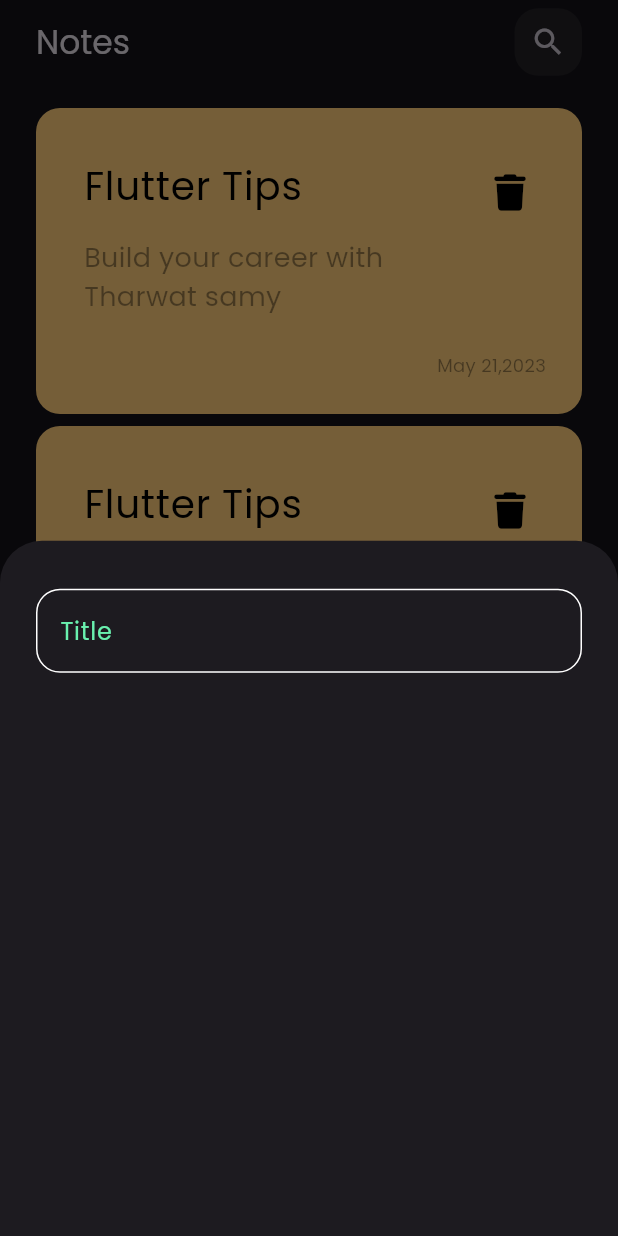
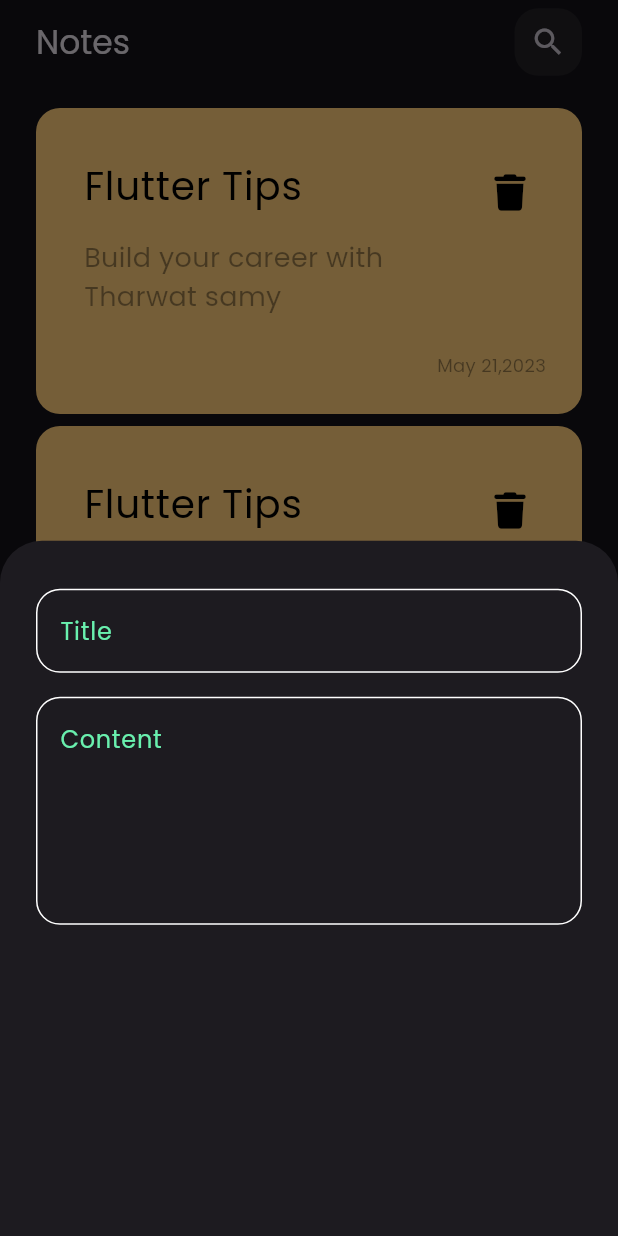
Before and after one commit to Shrouk-Ashraf/notes_app, a Flutter app: the screen it shows after launch, after a tap on the "add" icon, on a phone screen of 412 x 824 dp. Run offline on Flutter 3.47's test engine with Material 3 defaults, Android fonts, the phone set to English and light mode, and no system bars; our stand-ins replace font_awesome_flutter.

Commit message:
add text fields to note bottom sheet

```diff
--- a/lib/widgets/add_note_bottom_sheet.dart
+++ b/lib/widgets/add_note_bottom_sheet.dart
@@ -10,7 +10,9 @@ class AddNoteBottomSheet extends StatelessWidget {
       padding: EdgeInsets.symmetric(horizontal: 24,vertical: 32),
       child: Column(
         children: [
-          CustomTextField()
+          CustomTextField(hintText: 'Title',),
+          SizedBox(height: 16,),
+          CustomTextField(hintText: 'Content',maxLines: 5,),
         ],
       ),
     );
--- a/lib/widgets/custom_text_field.dart
+++ b/lib/widgets/custom_text_field.dart
@@ -2,16 +2,23 @@ import 'package:flutter/material.dart';
 
 
 class CustomTextField extends StatelessWidget {
-  const CustomTextField({Key? key}) : super(key: key);
+  const CustomTextField({
+    Key? key,
+    required this.hintText,
+    this.maxLines = 1
+  }) : super(key: key);
 
+  final String hintText;
+  final int maxLines ;
   @override
   Widget build(BuildContext context) {
     return TextField(
+      maxLines: maxLines,
       cursorColor: Colors.greenAccent,
       decoration: InputDecoration(
-        labelText: "Title",
-        labelStyle: const TextStyle(
-          color: Colors.greenAccent
+        hintText: hintText,
+        hintStyle: const TextStyle(
+          color: Colors.greenAccent,
         ),
         border: buildBorder(),
         enabledBorder: buildBorder(),
```
